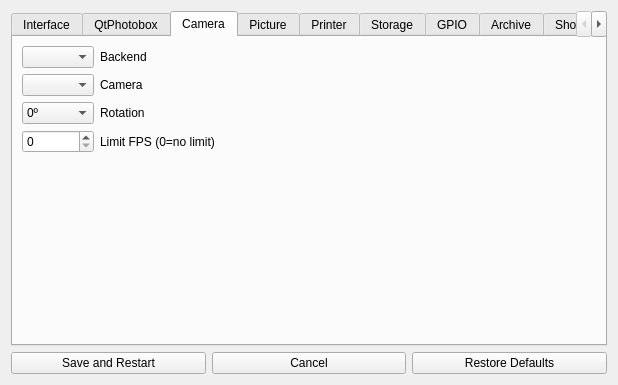
Above: gui/settingswidget.ui from andyboeh/qtphotobox before the change. Below: the same form after it.
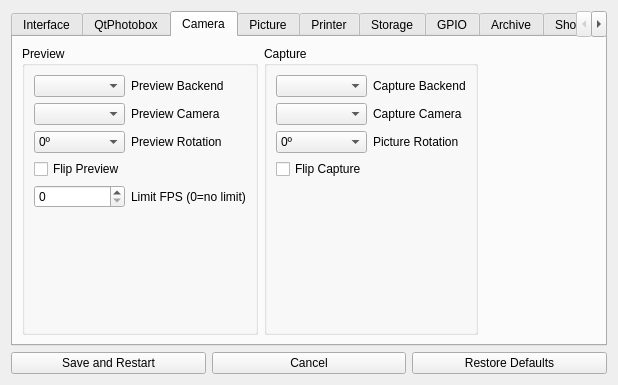
That is the form after the change. The open tabs and pages were chosen to show the change.

Commit message: Fix preview image on Windows, enable support for separate preview/capture backends and a lot of other fixes

What changed in the file:
```diff
--- a/gui/settingswidget.ui
+++ b/gui/settingswidget.ui
@@ -232,71 +232,177 @@
        <string>Camera</string>
       </attribute>
       <layout class="QGridLayout" name="gridLayout_3">
-       <item row="5" column="1">
-        <spacer name="verticalSpacer_3">
-         <property name="orientation">
-          <enum>Qt::Vertical</enum>
-         </property>
-         <property name="sizeHint" stdset="0">
-          <size>
-           <width>20</width>
-           <height>40</height>
-          </size>
-         </property>
-        </spacer>
-       </item>
-       <item row="0" column="1">
-        <widget class="QLabel" name="label_8">
-         <property name="text">
-          <string>Backend</string>
-         </property>
-        </widget>
-       </item>
        <item row="0" column="0">
-        <widget class="QComboBox" name="cmbBackend"/>
-       </item>
-       <item row="3" column="0">
-        <widget class="QSpinBox" name="spinFps"/>
-       </item>
-       <item row="2" column="1">
-        <widget class="QLabel" name="label_10">
-         <property name="text">
-          <string>Rotation</string>
+        <widget class="QGroupBox" name="groupBox">
+         <property name="title">
+          <string>Preview</string>
          </property>
+         <layout class="QGridLayout" name="gridLayout_12">
+          <item row="1" column="1">
+           <widget class="QLabel" name="label_40">
+            <property name="text">
+             <string>Preview Camera</string>
+            </property>
+           </widget>
+          </item>
+          <item row="5" column="1">
+           <spacer name="verticalSpacer_11">
+            <property name="orientation">
+             <enum>Qt::Vertical</enum>
+            </property>
+            <property name="sizeHint" stdset="0">
+             <size>
+              <width>20</width>
+              <height>40</height>
+             </size>
+            </property>
+           </spacer>
+          </item>
+          <item row="4" column="1">
+           <widget class="QLabel" name="label_9">
+            <property name="text">
+             <string>Limit FPS (0=no limit)</string>
+            </property>
+           </widget>
+          </item>
+          <item row="4" column="0">
+           <widget class="QSpinBox" name="spinFps"/>
+          </item>
+          <item row="2" column="1">
+           <widget class="QLabel" name="label_10">
+            <property name="text">
+             <string>Preview Rotation</string>
+            </property>
+           </widget>
+          </item>
+          <item row="1" column="0">
+           <widget class="QComboBox" name="cmbPreviewCamera"/>
+          </item>
+          <item row="0" column="1">
+           <widget class="QLabel" name="label_39">
+            <property name="text">
+             <string>Preview Backend</string>
+            </property>
+           </widget>
+          </item>
+          <item row="2" column="0">
+           <widget class="QComboBox" name="cmbPreviewRotation">
+            <item>
+             <property name="text">
+              <string>0º</string>
+             </property>
+            </item>
+            <item>
+             <property name="text">
+              <string>90º</string>
+             </property>
+            </item>
+            <item>
+             <property name="text">
+              <string>180º</string>
+             </property>
+            </item>
+            <item>
+             <property name="text">
+              <string>270º</string>
+             </property>
+            </item>
+           </widget>
+          </item>
+          <item row="0" column="0">
+           <widget class="QComboBox" name="cmbPreviewBackend"/>
+          </item>
+          <item row="3" column="0">
+           <widget class="QCheckBox" name="chkFlipPreview">
+            <property name="text">
+             <string>Flip Preview</string>
+            </property>
+           </widget>
+          </item>
+         </layout>
         </widget>
        </item>
-       <item row="2" column="0">
-        <widget class="QComboBox" name="cmbRotation">
-         <item>
-          <property name="text">
-           <string>0º</string>
-          </property>
-         </item>
-         <item>
-          <property name="text">
-           <string>90º</string>
-          </property>
-         </item>
-         <item>
-          <property name="text">
-           <string>180º</string>
-          </property>
-         </item>
-         <item>
-          <property name="text">
-           <string>270º</string>
-          </property>
-         </item>
-        </widget>
-       </item>
-       <item row="3" column="1">
-        <widget class="QLabel" name="label_9">
-         <property name="text">
-          <string>Limit FPS (0=no limit)</string>
+       <item row="0" column="1">
+        <widget class="QGroupBox" name="groupBox_2">
+         <property name="title">
+          <string>Capture</string>
          </property>
+         <layout class="QGridLayout" name="gridLayout_11">
+          <item row="1" column="1">
+           <widget class="QLabel" name="label_37">
+            <property name="text">
+             <string>Capture Camera</string>
+            </property>
+           </widget>
+          </item>
+          <item row="0" column="0">
+           <widget class="QComboBox" name="cmbCaptureBackend"/>
+          </item>
+          <item row="2" column="1">
+           <widget class="QLabel" name="label_38">
+            <property name="text">
+             <string>Picture Rotation</string>
+            </property>
+           </widget>
+          </item>
+          <item row="1" column="0">
+           <widget class="QComboBox" name="cmbCaptureCamera"/>
+          </item>
+          <item row="2" column="0">
+           <widget class="QComboBox" name="cmbCaptureRotation">
+            <item>
+             <property name="text">
+              <string>0º</string>
+             </property>
+            </item>
+            <item>
+             <property name="text">
+              <string>90º</string>
+             </property>
+            </item>
+            <item>
+             <property name="text">
+              <string>180º</string>
+             </property>
+            </item>
+            <item>
+             <property name="text">
+              <string>270º</string>
+             </property>
+            </item>
+           </widget>
+          </item>
+          <item row="0" column="1">
+           <widget class="QLabel" name="label_8">
+            <property name="text">
+             <string>Capture Backend</string>
+            </property>
+           </widget>
+          </item>
+          <item row="4" column="0">
+           <spacer name="verticalSpacer_10">
+            <property name="orientation">
+             <enum>Qt::Vertical</enum>
+            </property>
+            <property name="sizeHint" stdset="0">
+             <size>
+              <width>20</width>
+              <height>40</height>
+             </size>
+            </property>
+           </spacer>
+          </item>
+          <item row="3" column="0">
+           <widget class="QCheckBox" name="chkFlipCapture">
+            <property name="text">
+             <string>Flip Capture</string>
+            </property>
+           </widget>
+          </item>
+         </layout>
         </widget>
        </item>
-       <item row="3" column="2">
+       <item row="0" column="2">
         <spacer name="horizontalSpacer_3">
          <property name="orientation">
           <enum>Qt::Horizontal</enum>
@@ -309,16 +415,6 @@
          </property>
         </spacer>
        </item>
-       <item row="1" column="0">
-        <widget class="QComboBox" name="cmbCameraDevice"/>
-       </item>
-       <item row="1" column="1">
-        <widget class="QLabel" name="label_37">
-         <property name="text">
-          <string>Camera</string>
-         </property>
-        </widget>
-       </item>
       </layout>
      </widget>
      <widget class="QWidget" name="tabPicture">
```
Left out of the diff: 2 changed lines with no effect on the pictures. The commit also changes 9 other files.
